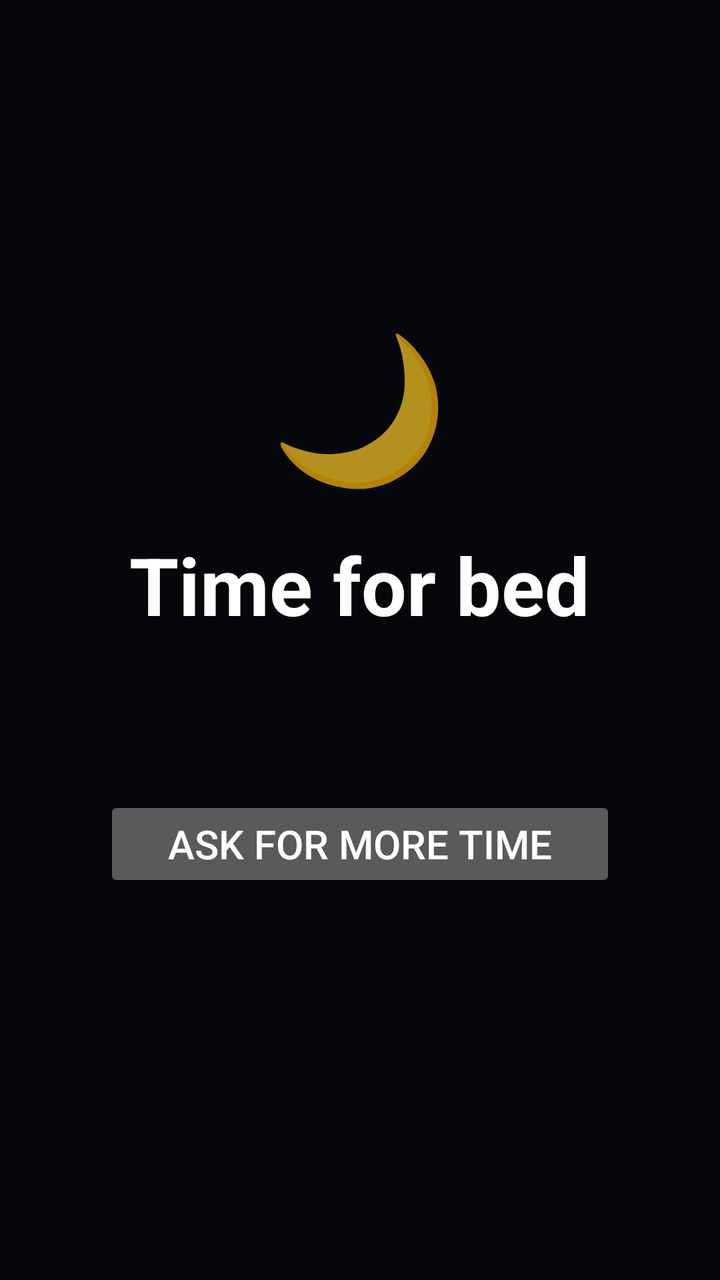
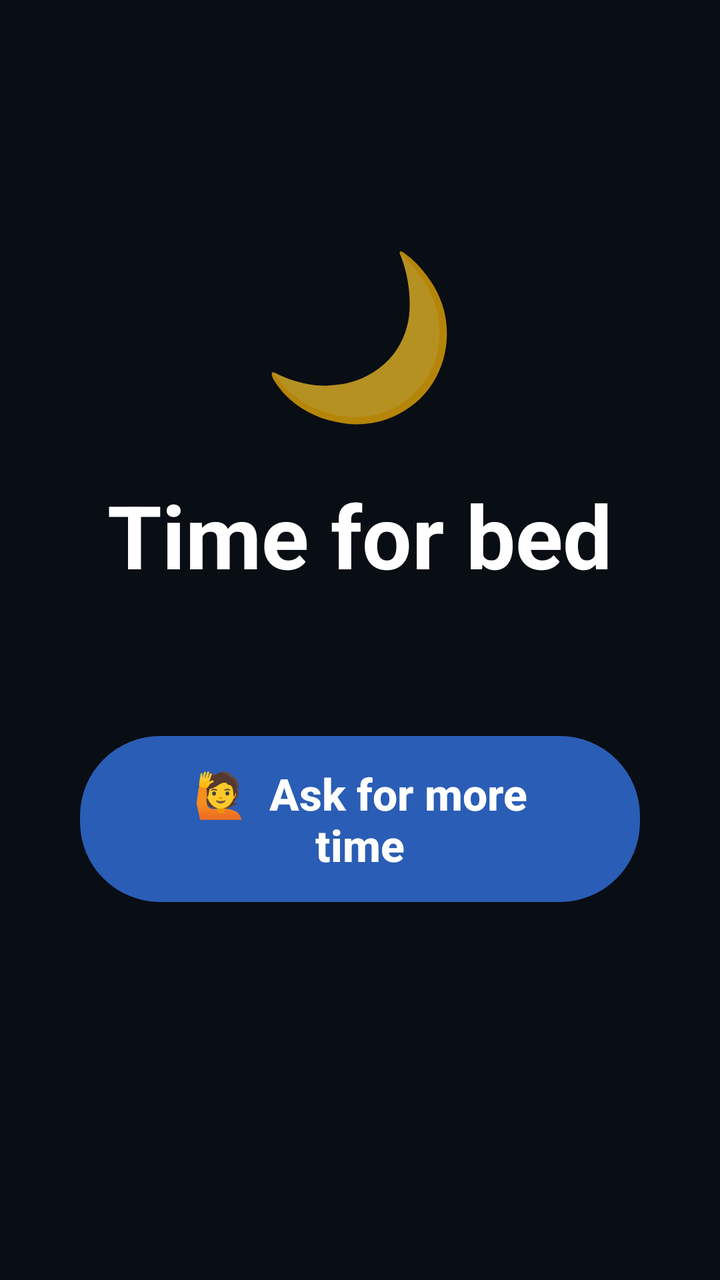

The first picture is an Android layout as it rendered before a commit; the second is the same layout after the commit. The layout source and the unified diff follow.
<!-- AndroidManifest.xml: application theme Theme.AppCompat.NoActionBar -->
<!-- res/layout/activity_lock.xml -->
<?xml version="1.0" encoding="utf-8"?>
<LinearLayout xmlns:android="http://schemas.android.com/apk/res/android"
    android:layout_width="match_parent"
    android:layout_height="match_parent"
    android:background="#05070A"
    android:gravity="center"
    android:orientation="vertical"
    android:padding="48dp">

    
    <ImageView
        android:id="@+id/photo"
        android:layout_width="200dp"
        android:layout_height="200dp"
        android:contentDescription="@null"
        android:visibility="gone" />

    <TextView
        android:id="@+id/icon"
        android:layout_width="wrap_content"
        android:layout_height="wrap_content"
        android:text="🌙"
        android:textSize="72sp" />

    <TextView
        android:id="@+id/title"
        android:layout_width="wrap_content"
        android:layout_height="wrap_content"
        android:layout_marginTop="16dp"
        android:gravity="center"
        android:text="Time for bed"
        android:textColor="#FFFFFF"
        android:textSize="40sp"
        android:textStyle="bold" />

    <TextView
        android:id="@+id/unlockAt"
        android:layout_width="wrap_content"
        android:layout_height="wrap_content"
        android:layout_marginTop="12dp"
        android:gravity="center"
        android:textColor="#90A4AE"
        android:textSize="20sp" />

    <Button
        android:id="@+id/ask"
        android:layout_width="wrap_content"
        android:layout_height="wrap_content"
        android:layout_marginTop="40dp"
        android:paddingStart="32dp"
        android:paddingEnd="32dp"
        android:text="Ask for more time"
        android:textSize="20sp" />

    <TextView
        android:id="@+id/answer"
        android:layout_width="wrap_content"
        android:layout_height="wrap_content"
        android:layout_marginTop="16dp"
        android:gravity="center"
        android:textColor="#B0BEC5"
        android:textSize="18sp" />
</LinearLayout>
<!-- resources referenced by this layout -->
<resources>

</resources>

<!-- the commit's change to res/layout/activity_lock.xml (unified diff, before → after) -->
@@ -1,17 +1,20 @@
 <?xml version="1.0" encoding="utf-8"?>
 <LinearLayout xmlns:android="http://schemas.android.com/apk/res/android"
+    android:id="@+id/root"
     android:layout_width="match_parent"
     android:layout_height="match_parent"
-    android:background="#05070A"
+    android:background="#090D14"
     android:gravity="center"
     android:orientation="vertical"
-    android:padding="48dp">
+    android:padding="40dp">
 
     
     <ImageView
         android:id="@+id/photo"
-        android:layout_width="200dp"
-        android:layout_height="200dp"
+        android:layout_width="220dp"
+        android:layout_height="220dp"
+        android:background="@drawable/photo_halo"
+        android:padding="10dp"
         android:contentDescription="@null"
         android:visibility="gone" />
 
@@ -20,37 +23,55 @@
         android:layout_width="wrap_content"
         android:layout_height="wrap_content"
         android:text="🌙"
-        android:textSize="72sp" />
+        android:textSize="80sp" />
 
     <TextView
         android:id="@+id/title"
         android:layout_width="wrap_content"
         android:layout_height="wrap_content"
-        android:layout_marginTop="16dp"
+        android:layout_marginTop="20dp"
         android:gravity="center"
         android:text="Time for bed"
         android:textColor="#FFFFFF"
-        android:textSize="40sp"
+        android:textSize="44sp"
         android:textStyle="bold" />
 
     <TextView
         android:id="@+id/unlockAt"
         android:layout_width="wrap_content"
         android:layout_height="wrap_content"
-        android:layout_marginTop="12dp"
+        android:layout_marginTop="10dp"
         android:gravity="center"
-        android:textColor="#90A4AE"
-        android:textSize="20sp" />
+        android:textColor="#AAB6C3"
+        android:textSize="22sp" />
+
+    <TextView
+        android:id="@+id/countdown"
+        android:layout_width="wrap_content"
+        android:layout_height="wrap_content"
+        android:fontFeatureSettings="tnum"
+        android:letterSpacing="0.05"
+        android:textColor="#FFFFFF"
+        android:textSize="72sp"
+        android:textStyle="bold"
+        android:visibility="gone" />
 
     <Button
         android:id="@+id/ask"
         android:layout_width="wrap_content"
         android:layout_height="wrap_content"
-        android:layout_marginTop="40dp"
-        android:paddingStart="32dp"
-        android:paddingEnd="32dp"
-        android:text="Ask for more time"
-        android:textSize="20sp" />
+        android:layout_marginTop="32dp"
+        android:background="@drawable/tv_button"
+        android:paddingStart="44dp"
+        android:paddingTop="14dp"
+        android:paddingEnd="44dp"
+        android:paddingBottom="14dp"
+        android:stateListAnimator="@null"
+        android:text="🙋  Ask for more time"
+        android:textAllCaps="false"
+        android:textColor="#FFFFFF"
+        android:textSize="22sp"
+        android:textStyle="bold" />
 
     <TextView
         android:id="@+id/answer"
@@ -58,6 +79,15 @@
         android:layout_height="wrap_content"
         android:layout_marginTop="16dp"
         android:gravity="center"
-        android:textColor="#B0BEC5"
-        android:textSize="18sp" />
+        android:textColor="#DFE6EE"
+        android:textSize="20sp" />
+
+    <TextView
+        android:id="@+id/watched"
+        android:layout_width="wrap_content"
+        android:layout_height="wrap_content"
+        android:layout_marginTop="12dp"
+        android:gravity="center"
+        android:textColor="#6F7C8A"
+        android:textSize="17sp" />
 </LinearLayout>
<!-- resource entries referenced after the edit -->
@@ -1,5 +1,26 @@
 <!-- resources referenced by this layout -->
 <resources>
-
+  <!-- drawable photo_halo (drawable) -->
+  <?xml version="1.0" encoding="utf-8"?>
+  <shape xmlns:android="http://schemas.android.com/apk/res/android" android:shape="oval">
+      <solid android:color="#55F59E0B" />
+  </shape>
+  <!-- drawable tv_button (drawable) -->
+  <?xml version="1.0" encoding="utf-8"?>
+  <selector xmlns:android="http://schemas.android.com/apk/res/android">
+      <item android:state_focused="true">
+          <shape>
+              <solid android:color="#3B82F6" />
+              <stroke android:width="4dp" android:color="#FFFFFF" />
+              <corners android:radius="40dp" />
+          </shape>
+      </item>
+      <item>
+          <shape>
+              <solid android:color="#2A5DB5" />
+              <corners android:radius="40dp" />
+          </shape>
+      </item>
+  </selector>
 </resources>
 
